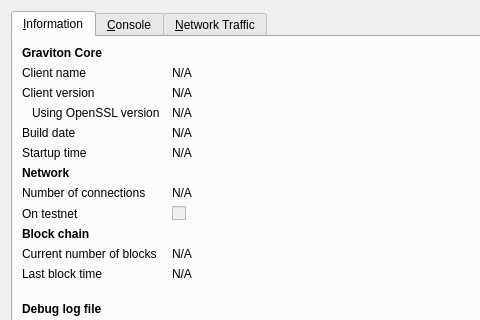
Above: src/qt/forms/rpcconsole.ui from whatisthiseven/difftest before the change; both pictures show x 0 to 480 and y 0 to 320 of the 740 by 450 pixel window. Below: the same form after it.
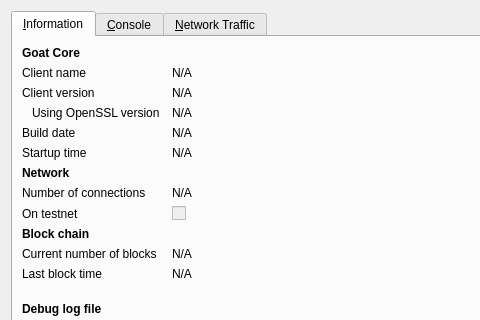
That is the form after the change. Icons and pictures are not drawn. Custom widgets are drawn as their Qt base class.

Commit message: diff test with goat

What changed in the file:
```diff
--- a/src/qt/forms/rpcconsole.ui
+++ b/src/qt/forms/rpcconsole.ui
@@ -36,7 +36,7 @@
           </font>
          </property>
          <property name="text">
-          <string>Graviton Core</string>
+          <string>Goat Core</string>
          </property>
         </widget>
        </item>
```
Left out of the diff: 6 changed lines with no effect on the pictures. The commit also changes 253 other files.
